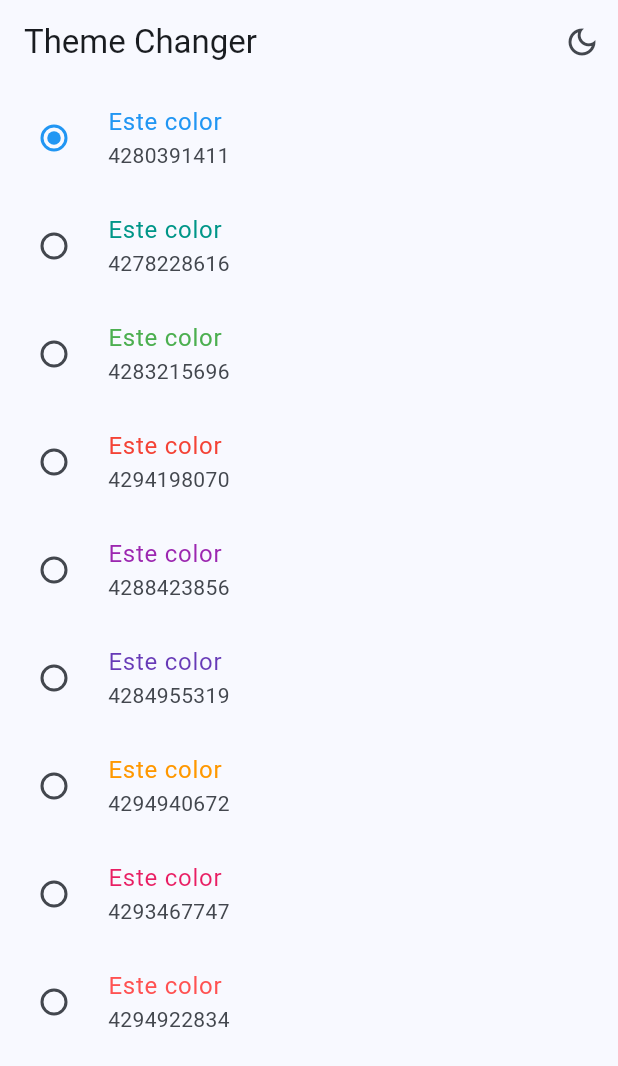
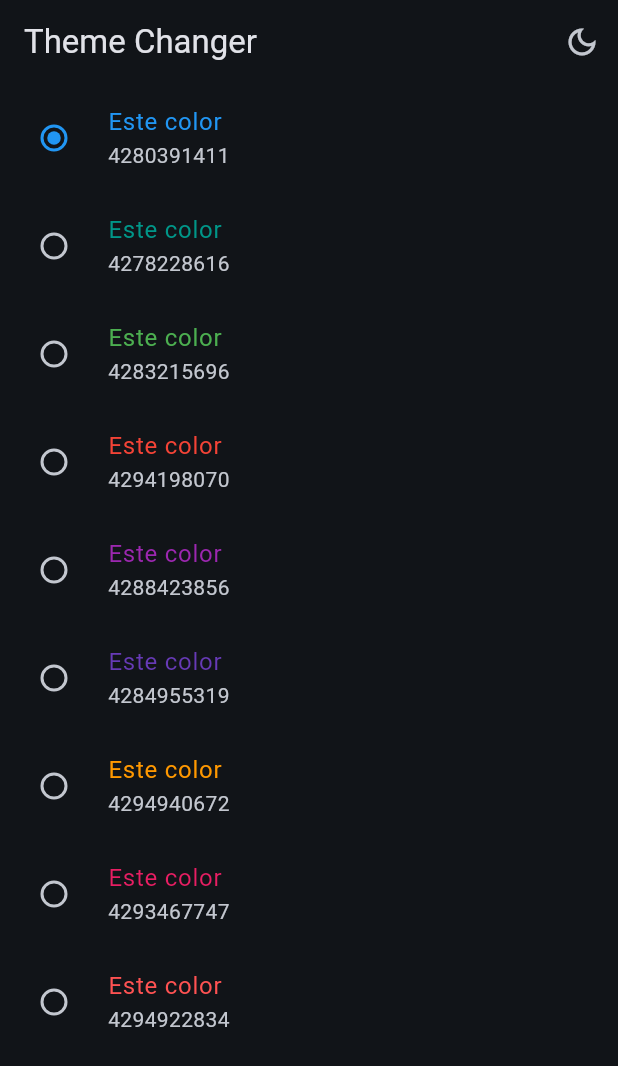
Before and after one commit to santiagomillan/widgets_app, a Flutter app: the ThemeChangerScreen screen opened by its route, after a tap on the "light mode" icon, on a phone screen of 412 x 824 dp. Shown: the top 1066 px of the screen. Run offline on Flutter 3.47's test engine with Material 3 defaults, Android fonts, the phone set to English and light mode, and no system bars; our stand-ins replace animate_do, flutter_riverpod, go_router.

Commit message:
Cambio de theme

```diff
--- a/lib/config/theme/app_theme.dart
+++ b/lib/config/theme/app_theme.dart
@@ -14,15 +14,18 @@ const colorList = <Color>[
 
 class AppTheme {
   final int selectedColor;
+  final bool isDarkmode;
 
   AppTheme({
     this.selectedColor = 0,
+    this.isDarkmode = false,
   })  : assert(selectedColor >= 0, 'selectedColor must be greater than 0'),
         assert(selectedColor < colorList.length,
             'selectedColor must be less than ${colorList.length}');
 
   ThemeData getTheme() => ThemeData(
       useMaterial3: true,
+      brightness: isDarkmode ? Brightness.dark : Brightness.light,
       colorSchemeSeed: colorList[selectedColor],
       appBarTheme: const AppBarTheme(centerTitle: false));
 }
--- a/lib/main.dart
+++ b/lib/main.dart
@@ -2,21 +2,25 @@ import 'package:flutter/material.dart';
 import 'package:flutter_riverpod/flutter_riverpod.dart';
 import 'package:widgets_app/config/router/app_router.dart';
 import 'package:widgets_app/config/theme/app_theme.dart';
+import 'package:widgets_app/presentation/providers/theme_provider.dart';
 
 void main() {
   runApp(const ProviderScope(child: MainApp()));
 }
 
-class MainApp extends StatelessWidget {
+class MainApp extends ConsumerWidget {
   const MainApp({super.key});
 
   @override
-  Widget build(BuildContext context) {
+  Widget build(BuildContext context, ref) {
+    final isDarkmode = ref.watch(isDarkmodeProvider);
+    final selectedColor = ref.watch(selectedColorProvider);
     return MaterialApp.router(
       title: 'Flutter Widgets App',
       routerConfig: appRouter,
       debugShowCheckedModeBanner: false,
-      theme: AppTheme(selectedColor: 0).getTheme(),
+      theme: AppTheme(selectedColor: selectedColor, isDarkmode: isDarkmode)
+          .getTheme(),
     );
   }
 }
--- a/lib/presentation/providers/theme_provider.dart
+++ b/lib/presentation/providers/theme_provider.dart
@@ -5,3 +5,5 @@ final isDarkmodeProvider = StateProvider((ref) => false);
 
 //listado de colores inmutable
 final colorListProvider = Provider((ref) => colorList);
+
+final selectedColorProvider = StateProvider((ref) => 0);
--- a/lib/presentation/screens/theme-changer/theme_changer_screen.dart
+++ b/lib/presentation/screens/theme-changer/theme_changer_screen.dart
@@ -19,7 +19,6 @@ class ThemeChangerScreen extends ConsumerWidget {
                     .read(isDarkmodeProvider.notifier)
                     .update((isDarkmode) => !isDarkmode);
               },
-              // icon: Icon(Icons.light_mode_outlined)
               icon: Icon(isDarkmode
                   ? Icons.dark_mode_outlined
                   : Icons.light_mode_outlined))
@@ -36,6 +35,8 @@ class _ThemeChangerView extends ConsumerWidget {
   @override
   Widget build(BuildContext context, ref) {
     final List<Color> colors = ref.watch(colorListProvider);
+    final int selectedColor = ref.watch(selectedColorProvider);
+
     return ListView.builder(
       itemCount: colors.length,
       itemBuilder: (context, index) {
@@ -45,9 +46,10 @@ class _ThemeChangerView extends ConsumerWidget {
             subtitle: Text('${color.value}'),
             activeColor: color,
             value: index,
-            groupValue: 0,
+            groupValue: selectedColor,
             onChanged: (value) {
               //todo notificar cambio
+              ref.read(selectedColorProvider.notifier).state = index;
             });
       },
     );
```
